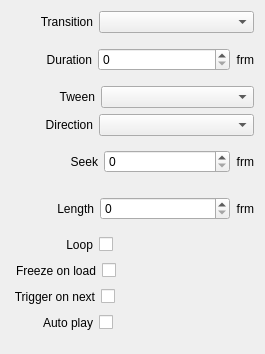
This is src/Widgets/Inspector/InspectorMovieWidget.ui in CasparCG/client as Qt 5 draws it before an edit. The edited form follows.
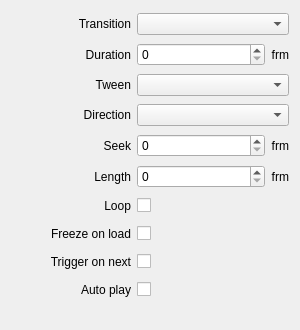
This is the edited form.

Commit message: Simplify layout of inspector widgets

The edit to the form file:
```diff
--- a/src/Widgets/Inspector/InspectorMovieWidget.ui
+++ b/src/Widgets/Inspector/InspectorMovieWidget.ui
@@ -6,8 +6,8 @@
    <rect>
     <x>0</x>
     <y>0</y>
-    <width>265</width>
-    <height>354</height>
+    <width>300</width>
+    <height>330</height>
    </rect>
   </property>
   <property name="sizePolicy">
@@ -16,27 +16,58 @@
     <verstretch>0</verstretch>
    </sizepolicy>
   </property>
-  <layout class="QVBoxLayout" name="verticalLayout">
+  <layout class="QGridLayout" name="gridLayout">
+   <property name="bottomMargin">
+    <number>20</number>
+   </property>
+   <item row="1" column="1">
+    <widget class="QSpinBox" name="spinBoxTransitionDuration">
+     <property name="sizePolicy">
+      <sizepolicy hsizetype="Expanding" vsizetype="Fixed">
+       <horstretch>0</horstretch>
+       <verstretch>0</verstretch>
+      </sizepolicy>
+     </property>
+     <property name="maximum">
+      <number>999</number>
+     </property>
+    </widget>
+   </item>
+   <item row="9" column="1" colspan="2">
+    <layout class="QHBoxLayout" name="horizontalLayoutTriggerOnNext">
    <item>
-    <layout class="QHBoxLayout" name="horizontalLayoutTransition">
+      <widget class="QCheckBox" name="checkBoxTriggerOnNext">
+       <property name="layoutDirection">
+        <enum>Qt::RightToLeft</enum>
+       </property>
+       <property name="text">
+        <string/>
+       </property>
+      </widget>
+     </item>
      <item>
-      <spacer name="horizontalSpacerTransition">
+      <spacer name="horizontalSpacerTriggerOnNext2">
        <property name="orientation">
         <enum>Qt::Horizontal</enum>
        </property>
-       <property name="sizeType">
-        <enum>QSizePolicy::Fixed</enum>
-       </property>
        <property name="sizeHint" stdset="0">
         <size>
-         <width>29</width>
+         <width>40</width>
          <height>20</height>
         </size>
        </property>
       </spacer>
      </item>
-     <item>
+    </layout>
+   </item>
+   <item row="0" column="0">
       <widget class="QLabel" name="labelTransition">
+     <property name="minimumSize">
+      <size>
+       <width>120</width>
+       <height>0</height>
+      </size>
+     </property>
        <property name="text">
         <string>Transition</string>
        </property>
@@ -45,7 +76,7 @@
        </property>
       </widget>
      </item>
-     <item>
+   <item row="0" column="1" colspan="2">
       <widget class="QComboBox" name="comboBoxTransition">
        <property name="sizePolicy">
         <sizepolicy hsizetype="Expanding" vsizetype="Fixed">
@@ -55,51 +86,18 @@
        </property>
       </widget>
      </item>
-    </layout>
-   </item>
-   <item>
-    <layout class="QHBoxLayout" name="horizontalLayoutTransitionDuration">
-     <item>
-      <spacer name="horizontalSpacerTransitionDuration">
-       <property name="orientation">
-        <enum>Qt::Horizontal</enum>
-       </property>
-       <property name="sizeType">
-        <enum>QSizePolicy::Fixed</enum>
-       </property>
-       <property name="sizeHint" stdset="0">
-        <size>
-         <width>35</width>
-         <height>20</height>
-        </size>
-       </property>
-      </spacer>
-     </item>
-     <item>
-      <widget class="QLabel" name="labelTransitionDuration">
+   <item row="4" column="2">
+    <widget class="QLabel" name="labelFrm2">
        <property name="text">
-        <string>Duration</string>
+      <string>frm</string>
        </property>
        <property name="alignment">
         <set>Qt::AlignRight|Qt::AlignTrailing|Qt::AlignVCenter</set>
        </property>
       </widget>
      </item>
-     <item>
-      <widget class="QSpinBox" name="spinBoxTransitionDuration">
-       <property name="sizePolicy">
-        <sizepolicy hsizetype="Expanding" vsizetype="Fixed">
-         <horstretch>0</horstretch>
-         <verstretch>0</verstretch>
-        </sizepolicy>
-       </property>
-       <property name="maximum">
-        <number>999</number>
-       </property>
-      </widget>
-     </item>
-     <item>
-      <widget class="QLabel" name="labelFrm1">
+   <item row="6" column="2">
+    <widget class="QLabel" name="labelFrm3">
        <property name="text">
         <string>frm</string>
        </property>
@@ -108,108 +106,41 @@
        </property>
       </widget>
      </item>
-    </layout>
-   </item>
+   <item row="7" column="1" colspan="2">
+    <layout class="QHBoxLayout" name="horizontalLayoutLoop">
    <item>
-    <layout class="QHBoxLayout" name="horizontalLayoutTween">
-     <item>
-      <spacer name="horizontalSpacerTween">
-       <property name="orientation">
-        <enum>Qt::Horizontal</enum>
+      <widget class="QCheckBox" name="checkBoxLoop">
+       <property name="layoutDirection">
+        <enum>Qt::RightToLeft</enum>
        </property>
-       <property name="sizeType">
-        <enum>QSizePolicy::Fixed</enum>
-       </property>
-       <property name="sizeHint" stdset="0">
-        <size>
-         <width>48</width>
-         <height>20</height>
-        </size>
-       </property>
-      </spacer>
-     </item>
-     <item>
-      <widget class="QLabel" name="labelTween">
        <property name="text">
-        <string>Tween</string>
+        <string/>
        </property>
-       <property name="alignment">
-        <set>Qt::AlignRight|Qt::AlignTrailing|Qt::AlignVCenter</set>
-       </property>
       </widget>
      </item>
      <item>
-      <widget class="QComboBox" name="comboBoxTween">
-       <property name="sizePolicy">
-        <sizepolicy hsizetype="Expanding" vsizetype="Fixed">
-         <horstretch>0</horstretch>
-         <verstretch>0</verstretch>
-        </sizepolicy>
-       </property>
-      </widget>
-     </item>
-    </layout>
-   </item>
-   <item>
-    <layout class="QHBoxLayout" name="horizontalLayoutDirection">
-     <item>
-      <spacer name="horizontalSpacerDirection">
+      <spacer name="horizontalSpacerLoop2">
        <property name="orientation">
         <enum>Qt::Horizontal</enum>
        </property>
-       <property name="sizeType">
-        <enum>QSizePolicy::Fixed</enum>
-       </property>
        <property name="sizeHint" stdset="0">
         <size>
-         <width>34</width>
+         <width>40</width>
          <height>20</height>
         </size>
        </property>
       </spacer>
      </item>
-     <item>
-      <widget class="QLabel" name="labelDirection">
-       <property name="text">
-        <string>Direction</string>
-       </property>
-       <property name="alignment">
-        <set>Qt::AlignRight|Qt::AlignTrailing|Qt::AlignVCenter</set>
-       </property>
-      </widget>
-     </item>
-     <item>
-      <widget class="QComboBox" name="comboBoxDirection">
-       <property name="sizePolicy">
-        <sizepolicy hsizetype="Expanding" vsizetype="Fixed">
-         <horstretch>0</horstretch>
-         <verstretch>0</verstretch>
-        </sizepolicy>
-       </property>
-      </widget>
-     </item>
     </layout>
    </item>
-   <item>
-    <layout class="QHBoxLayout" name="horizontalLayoutSeekLength">
-     <item>
-      <spacer name="horizontalSpacerSeekLength">
-       <property name="orientation">
-        <enum>Qt::Horizontal</enum>
-       </property>
-       <property name="sizeType">
-        <enum>QSizePolicy::Fixed</enum>
-       </property>
-       <property name="sizeHint" stdset="0">
-        <size>
-         <width>58</width>
-         <height>20</height>
-        </size>
-       </property>
-      </spacer>
-     </item>
-     <item>
+   <item row="4" column="0">
       <widget class="QLabel" name="labelSeek">
+     <property name="minimumSize">
+      <size>
+       <width>120</width>
+       <height>0</height>
+      </size>
+     </property>
        <property name="toolTip">
         <string>Start playback at this frame</string>
        </property>
@@ -221,7 +152,43 @@
        </property>
       </widget>
      </item>
-     <item>
+   <item row="1" column="2">
+    <widget class="QLabel" name="labelFrm1">
+     <property name="text">
+      <string>frm</string>
+     </property>
+     <property name="alignment">
+      <set>Qt::AlignRight|Qt::AlignTrailing|Qt::AlignVCenter</set>
+     </property>
+    </widget>
+   </item>
+   <item row="2" column="1" colspan="2">
+    <widget class="QComboBox" name="comboBoxTween">
+     <property name="sizePolicy">
+      <sizepolicy hsizetype="Expanding" vsizetype="Fixed">
+       <horstretch>0</horstretch>
+       <verstretch>0</verstretch>
+      </sizepolicy>
+     </property>
+    </widget>
+   </item>
+   <item row="9" column="0">
+    <widget class="QLabel" name="labelTriggerOnNext">
+     <property name="minimumSize">
+      <size>
+       <width>120</width>
+       <height>0</height>
+      </size>
+     </property>
+     <property name="text">
+      <string>Trigger on next</string>
+     </property>
+     <property name="alignment">
+      <set>Qt::AlignRight|Qt::AlignTrailing|Qt::AlignVCenter</set>
+     </property>
+    </widget>
+   </item>
+   <item row="4" column="1">
       <widget class="QSpinBox" name="spinBoxSeek">
        <property name="sizePolicy">
         <sizepolicy hsizetype="Expanding" vsizetype="Fixed">
@@ -234,38 +201,59 @@
        </property>
       </widget>
      </item>
-     <item>
-      <widget class="QLabel" name="labelFrm2">
+   <item row="6" column="1">
+    <widget class="QSpinBox" name="spinBoxLength">
+     <property name="sizePolicy">
+      <sizepolicy hsizetype="Expanding" vsizetype="Fixed">
+       <horstretch>0</horstretch>
+       <verstretch>0</verstretch>
+      </sizepolicy>
+     </property>
+     <property name="maximum">
+      <number>999999999</number>
+     </property>
+    </widget>
+   </item>
+   <item row="8" column="0">
+    <widget class="QLabel" name="labelPauseOnLoad">
+     <property name="minimumSize">
+      <size>
+       <width>120</width>
+       <height>0</height>
+      </size>
+     </property>
        <property name="text">
-        <string>frm</string>
+      <string>Freeze on load</string>
        </property>
        <property name="alignment">
         <set>Qt::AlignRight|Qt::AlignTrailing|Qt::AlignVCenter</set>
        </property>
       </widget>
      </item>
-    </layout>
-   </item>
-   <item>
-    <layout class="QHBoxLayout" name="horizontalLayoutLength">
-     <item>
-      <spacer name="horizontalSpacerLength">
-       <property name="orientation">
-        <enum>Qt::Horizontal</enum>
-       </property>
-       <property name="sizeType">
-        <enum>QSizePolicy::Fixed</enum>
-       </property>
-       <property name="sizeHint" stdset="0">
+   <item row="3" column="0">
+    <widget class="QLabel" name="labelDirection">
+     <property name="minimumSize">
         <size>
-         <width>46</width>
-         <height>20</height>
-        </size>
-       </property>
-      </spacer>
-     </item>
-     <item>
+       <width>120</width>
+       <height>0</height>
+      </size>
+     </property>
+     <property name="text">
+      <string>Direction</string>
+     </property>
+     <property name="alignment">
+      <set>Qt::AlignRight|Qt::AlignTrailing|Qt::AlignVCenter</set>
+     </property>
+    </widget>
+   </item>
+   <item row="6" column="0">
       <widget class="QLabel" name="labelLength">
+     <property name="minimumSize">
+      <size>
+       <width>120</width>
+       <height>0</height>
+      </size>
+     </property>
        <property name="toolTip">
         <string>Stop playback at this frame relative to the seek frame</string>
        </property>
@@ -277,112 +265,8 @@
        </property>
       </widget>
      </item>
-     <item>
-      <widget class="QSpinBox" name="spinBoxLength">
-       <property name="sizePolicy">
-        <sizepolicy hsizetype="Expanding" vsizetype="Fixed">
-         <horstretch>0</horstretch>
-         <verstretch>0</verstretch>
-        </sizepolicy>
-       </property>
-       <property name="maximum">
-        <number>999999999</number>
-       </property>
-      </widget>
-     </item>
-     <item>
-      <widget class="QLabel" name="labelFrm3">
-       <property name="text">
-        <string>frm</string>
-       </property>
-       <property name="alignment">
-        <set>Qt::AlignRight|Qt::AlignTrailing|Qt::AlignVCenter</set>
-       </property>
-      </widget>
-     </item>
-    </layout>
-   </item>
-   <item>
-    <layout class="QHBoxLayout" name="horizontalLayoutLoop">
-     <item>
-      <spacer name="horizontalSpacerLoop1">
-       <property name="orientation">
-        <enum>Qt::Horizontal</enum>
-       </property>
-       <property name="sizeType">
-        <enum>QSizePolicy::Fixed</enum>
-       </property>
-       <property name="sizeHint" stdset="0">
-        <size>
-         <width>55</width>
-         <height>20</height>
-        </size>
-       </property>
-      </spacer>
-     </item>
-     <item>
-      <widget class="QLabel" name="labelLoop">
-       <property name="text">
-        <string>Loop</string>
-       </property>
-       <property name="alignment">
-        <set>Qt::AlignRight|Qt::AlignTrailing|Qt::AlignVCenter</set>
-       </property>
-      </widget>
-     </item>
-     <item>
-      <widget class="QCheckBox" name="checkBoxLoop">
-       <property name="layoutDirection">
-        <enum>Qt::RightToLeft</enum>
-       </property>
-       <property name="text">
-        <string/>
-       </property>
-      </widget>
-     </item>
-     <item>
-      <spacer name="horizontalSpacerLoop2">
-       <property name="orientation">
-        <enum>Qt::Horizontal</enum>
-       </property>
-       <property name="sizeHint" stdset="0">
-        <size>
-         <width>40</width>
-         <height>20</height>
-        </size>
-       </property>
-      </spacer>
-     </item>
-    </layout>
-   </item>
-   <item>
+   <item row="8" column="1" colspan="2">
     <layout class="QHBoxLayout" name="horizontalLayoutFreezeOnLoad">
-     <item>
-      <spacer name="horizontalSpacerFreezeOnLoad1">
-       <property name="orientation">
-        <enum>Qt::Horizontal</enum>
-       </property>
-       <property name="sizeType">
-        <enum>QSizePolicy::Fixed</enum>
-       </property>
-       <property name="sizeHint" stdset="0">
-        <size>
-         <width>5</width>
-         <height>20</height>
-        </size>
-       </property>
-      </spacer>
-     </item>
-     <item>
-      <widget class="QLabel" name="labelPauseOnLoad">
-       <property name="text">
-        <string>Freeze on load</string>
-       </property>
-       <property name="alignment">
-        <set>Qt::AlignRight|Qt::AlignTrailing|Qt::AlignVCenter</set>
-       </property>
-      </widget>
-     </item>
      <item>
       <widget class="QCheckBox" name="checkBoxFreezeOnLoad">
        <property name="layoutDirection">
@@ -408,79 +292,72 @@
      </item>
     </layout>
    </item>
-   <item>
-    <layout class="QHBoxLayout" name="horizontalLayoutTriggerOnNext">
-     <item>
-      <spacer name="horizontalSpacerTriggerOnNext1">
-       <property name="orientation">
-        <enum>Qt::Horizontal</enum>
-       </property>
-       <property name="sizeType">
-        <enum>QSizePolicy::Fixed</enum>
-       </property>
-       <property name="sizeHint" stdset="0">
+   <item row="1" column="0">
+    <widget class="QLabel" name="labelTransitionDuration">
+     <property name="minimumSize">
         <size>
-         <width>2</width>
-         <height>20</height>
-        </size>
-       </property>
-      </spacer>
-     </item>
-     <item>
-      <widget class="QLabel" name="labelTriggerOnNext">
+       <width>120</width>
+       <height>0</height>
+      </size>
+     </property>
        <property name="text">
-        <string>Trigger on next</string>
+      <string>Duration</string>
        </property>
        <property name="alignment">
         <set>Qt::AlignRight|Qt::AlignTrailing|Qt::AlignVCenter</set>
        </property>
       </widget>
      </item>
-     <item>
-      <widget class="QCheckBox" name="checkBoxTriggerOnNext">
-       <property name="layoutDirection">
-        <enum>Qt::RightToLeft</enum>
+   <item row="2" column="0">
+    <widget class="QLabel" name="labelTween">
+     <property name="minimumSize">
+      <size>
+       <width>120</width>
+       <height>0</height>
+      </size>
        </property>
        <property name="text">
-        <string/>
-       </property>
-      </widget>
-     </item>
-     <item>
-      <spacer name="horizontalSpacerTriggerOnNext2">
-       <property name="orientation">
-        <enum>Qt::Horizontal</enum>
-       </property>
-       <property name="sizeHint" stdset="0">
+      <string>Tween</string>
+     </property>
+     <property name="alignment">
+      <set>Qt::AlignRight|Qt::AlignTrailing|Qt::AlignVCenter</set>
+     </property>
+    </widget>
+   </item>
+   <item row="7" column="0">
+    <widget class="QLabel" name="labelLoop">
+     <property name="minimumSize">
         <size>
-         <width>40</width>
-         <height>20</height>
-        </size>
-       </property>
-      </spacer>
-     </item>
-    </layout>
-   </item>
-   <item>
-    <layout class="QHBoxLayout" name="horizontalLayoutAutoPlay">
-     <item>
-      <spacer name="horizontalSpacerAutoPlay1">
-       <property name="orientation">
-        <enum>Qt::Horizontal</enum>
-       </property>
-       <property name="sizeType">
-        <enum>QSizePolicy::Fixed</enum>
-       </property>
-       <property name="sizeHint" stdset="0">
-        <size>
-         <width>32</width>
-         <height>20</height>
-        </size>
-       </property>
-      </spacer>
-     </item>
-     <item>
+       <width>120</width>
+       <height>0</height>
+      </size>
+     </property>
+     <property name="text">
+      <string>Loop</string>
+     </property>
+     <property name="alignment">
+      <set>Qt::AlignRight|Qt::AlignTrailing|Qt::AlignVCenter</set>
+     </property>
+    </widget>
+   </item>
+   <item row="3" column="1" colspan="2">
+    <widget class="QComboBox" name="comboBoxDirection">
+     <property name="sizePolicy">
+      <sizepolicy hsizetype="Expanding" vsizetype="Fixed">
+       <horstretch>0</horstretch>
+       <verstretch>0</verstretch>
+      </sizepolicy>
+     </property>
+    </widget>
+   </item>
+   <item row="10" column="0">
       <widget class="QLabel" name="labelAutoPlay">
+     <property name="minimumSize">
+      <size>
+       <width>120</width>
+       <height>0</height>
+      </size>
+     </property>
        <property name="text">
         <string>Auto play</string>
        </property>
@@ -489,6 +366,8 @@
        </property>
       </widget>
      </item>
+   <item row="10" column="1" colspan="2">
+    <layout class="QHBoxLayout" name="horizontalLayoutAutoPlay">
      <item>
       <widget class="QCheckBox" name="checkBoxAutoPlay">
        <property name="layoutDirection">
@@ -514,22 +393,6 @@
      </item>
     </layout>
    </item>
-   <item>
-    <spacer name="verticalSpacerMedia">
-     <property name="orientation">
-      <enum>Qt::Vertical</enum>
-     </property>
-     <property name="sizeType">
-      <enum>QSizePolicy::Fixed</enum>
-     </property>
-     <property name="sizeHint" stdset="0">
-      <size>
-       <width>20</width>
-       <height>10</height>
-      </size>
-     </property>
-    </spacer>
-   </item>
   </layout>
  </widget>
  <resources/>
```
Left out of the diff: 36 changed lines with no effect on the pictures. Lines whose indentation alone changed are shown as unchanged. The commit also changes 58 other files.
